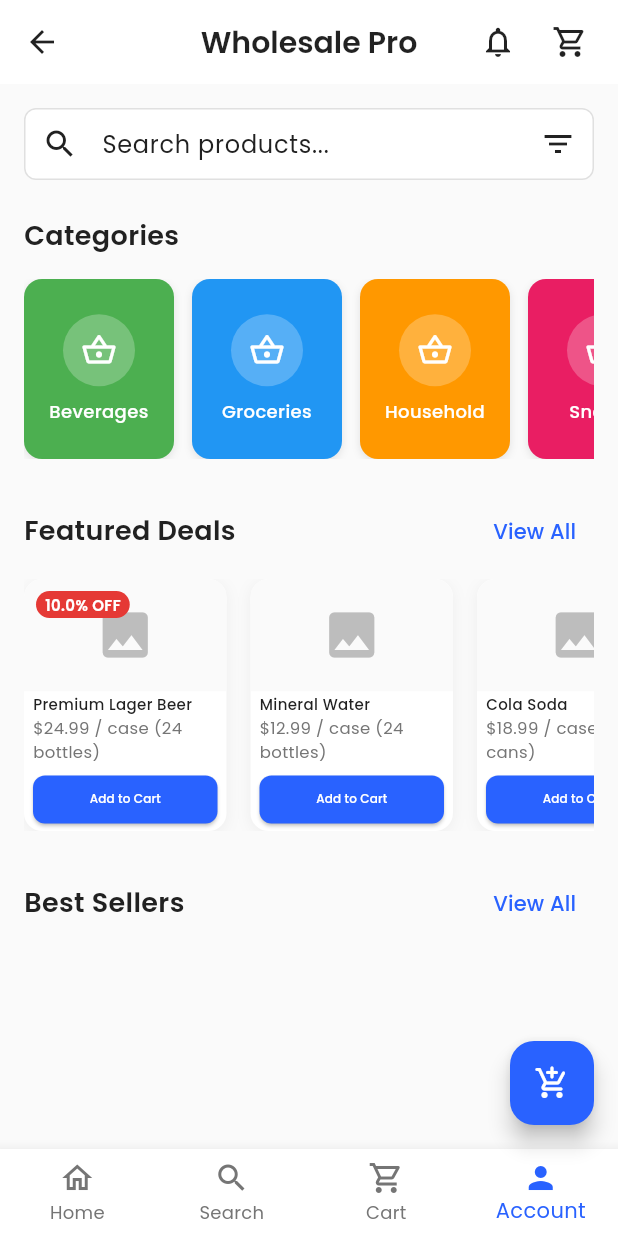
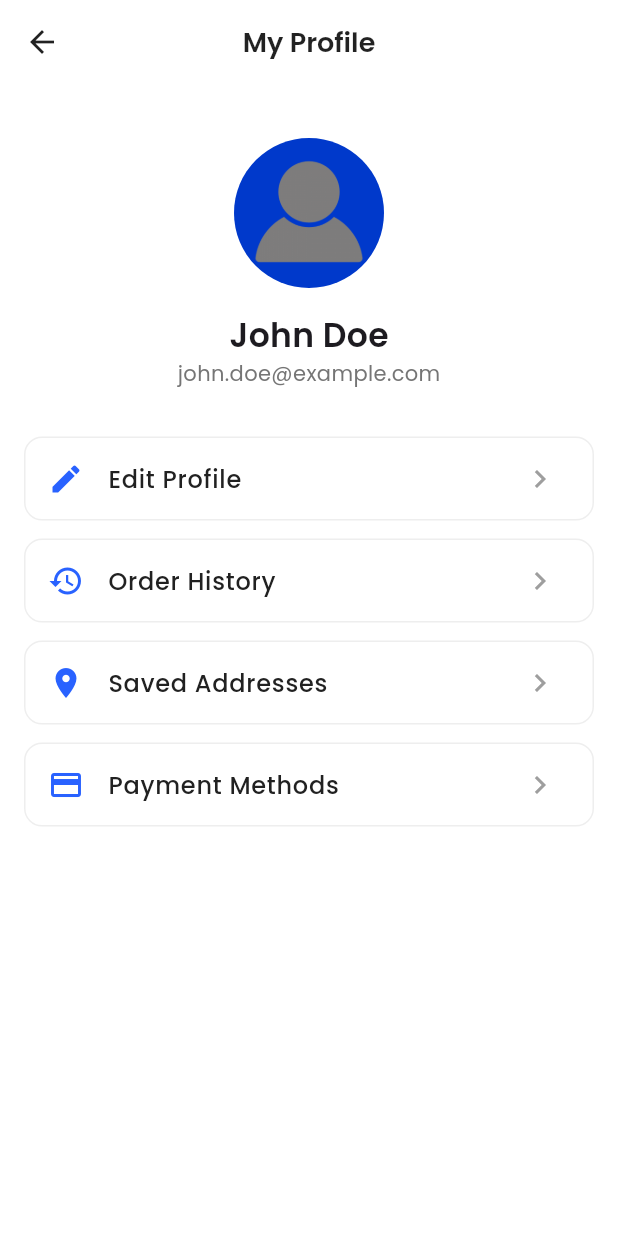
Before and after one commit to CarlosTontaquimba1995/ventas_app, a Flutter app: the HomeScreen screen opened by its route, item 4 of the bottom bar chosen, after a tap on "My Profile", on a phone screen of 412 x 824 dp. Run offline on Flutter 3.47's test engine with Material 3 defaults, Android fonts, the phone set to English and light mode, and no system bars; our stand-ins replace google_fonts, shared_preferences; accounts and stored records are empty.

Commit message:
add: my profile and setting screen added

```diff
--- a/lib/main.dart
+++ b/lib/main.dart
@@ -7,6 +7,8 @@ import 'screens/home_screen.dart';
 import 'screens/cart_screen.dart';
 import 'screens/checkout_screen.dart';
 import 'screens/order_confirmation_screen.dart';
+import 'screens/profile_screen.dart';
+import 'screens/settings_screen.dart';
 import 'services/cart_service.dart';
 import 'theme/app_theme.dart';
 
@@ -58,6 +60,8 @@ class WholesaleApp extends StatelessWidget {
         '/home': (context) => const HomeScreen(),
         '/cart': (context) => const CartScreen(),
         '/checkout': (context) => const CheckoutScreen(),
+        '/profile': (context) => const ProfileScreen(),
+        '/settings': (context) => const SettingsScreen(),
       },
       onGenerateRoute: (settings) {
         if (settings.name == '/order-confirmation') {
--- /dev/null
+++ b/lib/screens/profile_screen.dart
@@ -0,0 +1,130 @@
+import 'package:flutter/material.dart';
+import 'package:google_fonts/google_fonts.dart';
+import '../theme/app_theme.dart';
+
+class ProfileScreen extends StatelessWidget {
+  const ProfileScreen({super.key});
+
+  @override
+  Widget build(BuildContext context) {
+    return Scaffold(
+      appBar: AppBar(
+        title: Text(
+          'My Profile',
+          style: GoogleFonts.poppins(
+            fontWeight: FontWeight.w600,
+          ),
+        ),
+        centerTitle: true,
+      ),
+      body: SingleChildScrollView(
+        padding: const EdgeInsets.all(16.0),
+        child: Column(
+          crossAxisAlignment: CrossAxisAlignment.stretch,
+          children: [
+            const SizedBox(height: 20),
+            // Profile Header
+            Center(
+              child: Column(
+                children: [
+                  const CircleAvatar(
+                    radius: 50,
+                    backgroundImage: AssetImage('assets/images/profile_placeholder.png'),
+                  ),
+                  const SizedBox(height: 16),
+                  Text(
+                    'John Doe',
+                    style: GoogleFonts.poppins(
+                      fontSize: 22,
+                      fontWeight: FontWeight.w600,
+                    ),
+                  ),
+                  Text(
+                    'john.doe@example.com',
+                    style: GoogleFonts.poppins(
+                      color: Colors.grey[600],
+                    ),
+                  ),
+                ],
+              ),
+            ),
+            const SizedBox(height: 32),
+            // Profile Options
+            _buildProfileOption(
+              context,
+              icon: Icons.edit,
+              title: 'Edit Profile',
+              onTap: () {
+                // TODO: Implement edit profile
+                ScaffoldMessenger.of(context).showSnackBar(
+                  const SnackBar(content: Text('Edit Profile coming soon!')),
+                );
+              },
+            ),
+            _buildProfileOption(
+              context,
+              icon: Icons.history,
+              title: 'Order History',
+              onTap: () {
+                // TODO: Implement order history
+                ScaffoldMessenger.of(context).showSnackBar(
+                  const SnackBar(content: Text('Order History coming soon!')),
+                );
+              },
+            ),
+            _buildProfileOption(
+              context,
+              icon: Icons.location_on,
+              title: 'Saved Addresses',
+              onTap: () {
+                // TODO: Implement saved addresses
+                ScaffoldMessenger.of(context).showSnackBar(
+                  const SnackBar(content: Text('Saved Addresses coming soon!')),
+                );
+              },
+            ),
+            _buildProfileOption(
+              context,
+              icon: Icons.credit_card,
+              title: 'Payment Methods',
+              onTap: () {
+                // TODO: Implement payment methods
+                ScaffoldMessenger.of(context).showSnackBar(
+                  const SnackBar(content: Text('Payment Methods coming soon!')),
+                );
+              },
+            ),
+          ],
+        ),
+      ),
+    );
+  }
+
+  Widget _buildProfileOption(
+    BuildContext context, {
+    required IconData icon,
+    required String title,
+    required VoidCallback onTap,
+  }) {
+    return Card(
+      margin: const EdgeInsets.only(bottom: 12),
+      elevation: 0,
+      shape: RoundedRectangleBorder(
+        borderRadius: BorderRadius.circular(12),
+        side: BorderSide(color: Colors.grey[200]!),
+      ),
+      child: ListTile(
+        leading: Icon(icon, color: AppColors.primary),
+        title: Text(
+          title,
+          style: GoogleFonts.poppins(
+            fontSize: 16,
+            fontWeight: FontWeight.w500,
+          ),
+        ),
+        trailing: const Icon(Icons.chevron_right, color: Colors.grey),
+        onTap: onTap,
+      ),
+    );
+  }
+}
```
Also changed, not shown: lib/screens/home_screen.dart (+33 -11 lines), lib/screens/settings_screen.dart (added, +206 -0 lines), assets/images/profile_placeholder.png (added).
